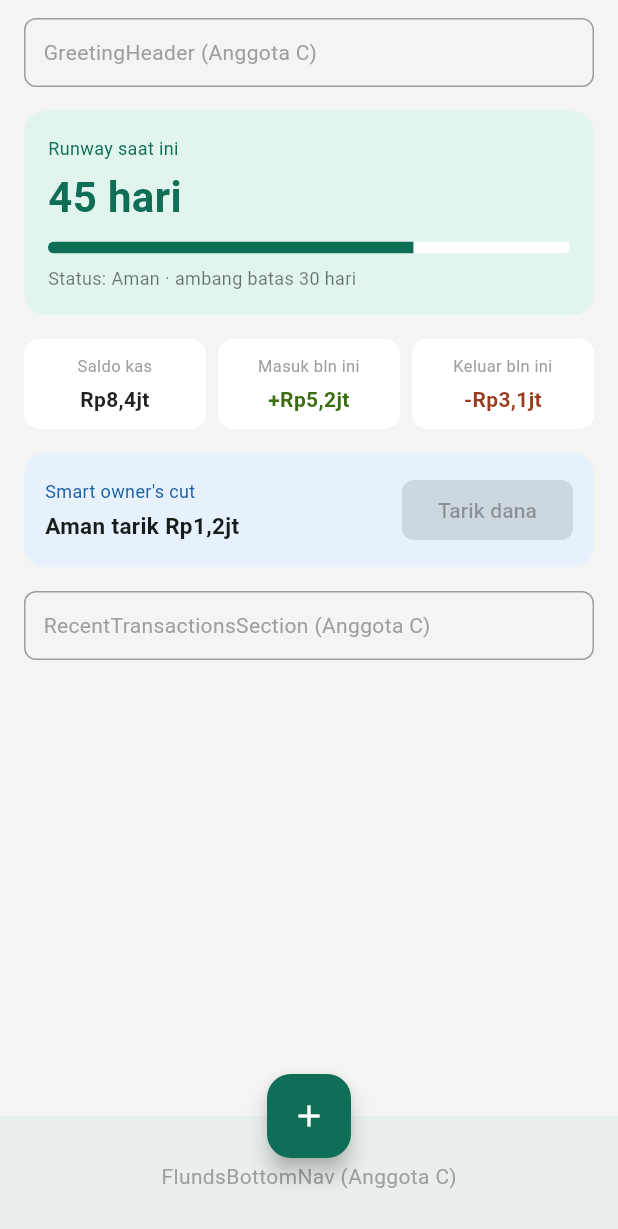
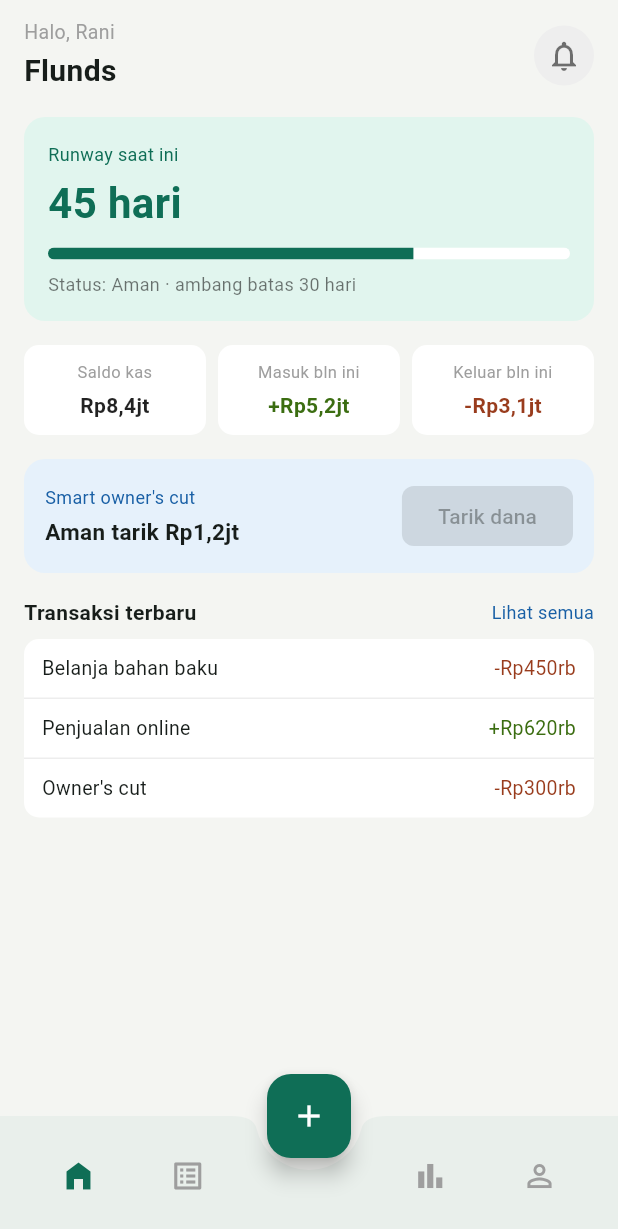
Before and after one commit to Abidalfakhri/flunds, a Flutter app: the screen it shows after launch, on a phone screen of 412 x 824 dp. Shown: the top 1229 px of the screen. Run offline on Flutter 3.47's test engine with Material 3 defaults, Android fonts, the phone set to English and light mode, and no system bars.

Commit message:
update rekhi
update dashboard

```diff
--- a/lib/widgets/bottom_nav.dart
+++ b/lib/widgets/bottom_nav.dart
@@ -1,4 +1,5 @@
 import 'package:flutter/material.dart';
+import '../theme/app_theme.dart';
 
 class FlundsBottomNav extends StatelessWidget {
   const FlundsBottomNav({super.key});
@@ -6,10 +7,32 @@
   @override
   Widget build(BuildContext context) {
     return BottomAppBar(
-      child: Center(
-        child: Text('FlundsBottomNav (Anggota C)',
-            style: TextStyle(color: Colors.grey)),
+      shape: const CircularNotchedRectangle(),
+      notchMargin: 8,
+      child: Row(
+        mainAxisAlignment: MainAxisAlignment.spaceAround,
+        children: const [
+          _NavIcon(icon: Icons.home_filled, active: true),
+          _NavIcon(icon: Icons.list_alt, active: false),
+          SizedBox(width: 40),
+          _NavIcon(icon: Icons.bar_chart, active: false),
+          _NavIcon(icon: Icons.person_outline, active: false),
+        ],
       ),
     );
   }
 }
+
+class _NavIcon extends StatelessWidget {
+  final IconData icon;
+  final bool active;
+  const _NavIcon({required this.icon, required this.active});
+
+  @override
+  Widget build(BuildContext context) {
+    return Icon(
+      icon,
+      color: active ? FlundsColors.primary : Colors.grey,
+    );
+  }
+}
--- a/lib/widgets/greeting_header.dart
+++ b/lib/widgets/greeting_header.dart
@@ -6,24 +6,29 @@
 
   @override
   Widget build(BuildContext context) {
-    return _PlaceholderBox(label: 'GreetingHeader (Anggota C)');
-  }
-}
-
-class _PlaceholderBox extends StatelessWidget {
-  final String label;
-  const _PlaceholderBox({required this.label});
-
-  @override
-  Widget build(BuildContext context) {
-    return Container(
-      width: double.infinity,
-      padding: const EdgeInsets.all(12),
-      decoration: BoxDecoration(
-        border: Border.all(color: Colors.grey, style: BorderStyle.solid),
-        borderRadius: BorderRadius.circular(8),
-      ),
-      child: Text(label, style: const TextStyle(color: Colors.grey)),
+    return Row(
+      mainAxisAlignment: MainAxisAlignment.spaceBetween,
+      children: [
+        Column(
+          crossAxisAlignment: CrossAxisAlignment.start,
+          children: [
+            Text('Halo, $userName',
+                style: const TextStyle(fontSize: 13, color: Colors.grey)),
+            const SizedBox(height: 2),
+            const Text('Flunds',
+                style: TextStyle(fontSize: 20, fontWeight: FontWeight.w600)),
+          ],
+        ),
+        Container(
+          width: 40,
+          height: 40,
+          decoration: BoxDecoration(
+            color: Colors.grey.shade200,
+            shape: BoxShape.circle,
+          ),
+          child: const Icon(Icons.notifications_none, color: Colors.black54),
+        ),
+      ],
     );
   }
 }
--- a/lib/widgets/recent_transactions_section.dart
+++ b/lib/widgets/recent_transactions_section.dart
@@ -1,20 +1,85 @@
 import 'package:flutter/material.dart';
+import '../theme/app_theme.dart';
 import '../models/transaction_item.dart';
 
 class RecentTransactionsSection extends StatelessWidget {
   const RecentTransactionsSection({super.key});
 
+  static const List<TransactionItem> _dummyItems = [
+    TransactionItem(
+        title: 'Belanja bahan baku', amount: '-Rp450rb', isIncome: false),
+    TransactionItem(
+        title: 'Penjualan online', amount: '+Rp620rb', isIncome: true),
+    TransactionItem(
+        title: "Owner's cut", amount: '-Rp300rb', isIncome: false),
+  ];
+
+  @override
+  Widget build(BuildContext context) {
+    return Column(
+      crossAxisAlignment: CrossAxisAlignment.start,
+      children: [
+        Row(
+          mainAxisAlignment: MainAxisAlignment.spaceBetween,
+          children: const [
+            Text('Transaksi terbaru',
+                style: TextStyle(fontSize: 14, fontWeight: FontWeight.w600)),
+            Text('Lihat semua',
+                style: TextStyle(
+                    fontSize: 12, color: FlundsColors.ownerCutText)),
+          ],
+        ),
+        const SizedBox(height: 8),
+        Container(
+          decoration: BoxDecoration(
+            color: Colors.white,
+            borderRadius: BorderRadius.circular(10),
+          ),
+          child: Column(
+            children: [
+              for (int i = 0; i < _dummyItems.length; i++)
+                _TransactionRow(
+                  item: _dummyItems[i],
+                  showDivider: i < _dummyItems.length - 1,
+                ),
+            ],
+          ),
+        ),
+      ],
+    );
+  }
+}
+
+class _TransactionRow extends StatelessWidget {
+  final TransactionItem item;
+  final bool showDivider;
+
+  const _TransactionRow({required this.item, required this.showDivider});
+
   @override
   Widget build(BuildContext context) {
     return Container(
-      width: double.infinity,
-      padding: const EdgeInsets.all(12),
+      padding: const EdgeInsets.symmetric(horizontal: 12, vertical: 10),
       decoration: BoxDecoration(
-        border: Border.all(color: Colors.grey),
-        borderRadius: BorderRadius.circular(8),
+        border: showDivider
+            ? const Border(bottom: BorderSide(color: Color(0xFFEDEDED)))
+            : null,
       ),
-      child: const Text('RecentTransactionsSection (Anggota C)',
-          style: TextStyle(color: Colors.grey)),
+      child: Row(
+        mainAxisAlignment: MainAxisAlignment.spaceBetween,
+        children: [
+          Text(item.title, style: const TextStyle(fontSize: 13)),
+          Text(
+            item.amount,
+            style: TextStyle(
+              fontSize: 13,
+              color: item.isIncome
+                  ? FlundsColors.income
+                  : FlundsColors.expense,
+            ),
+          ),
+        ],
+      ),
     );
   }
 }
```
